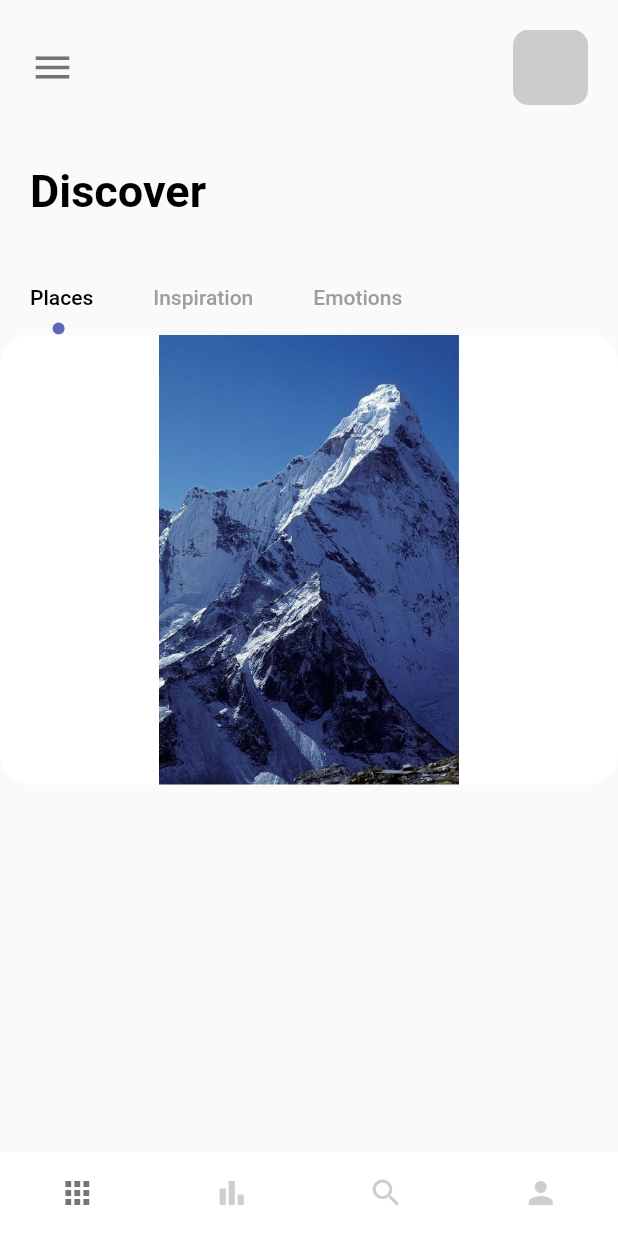
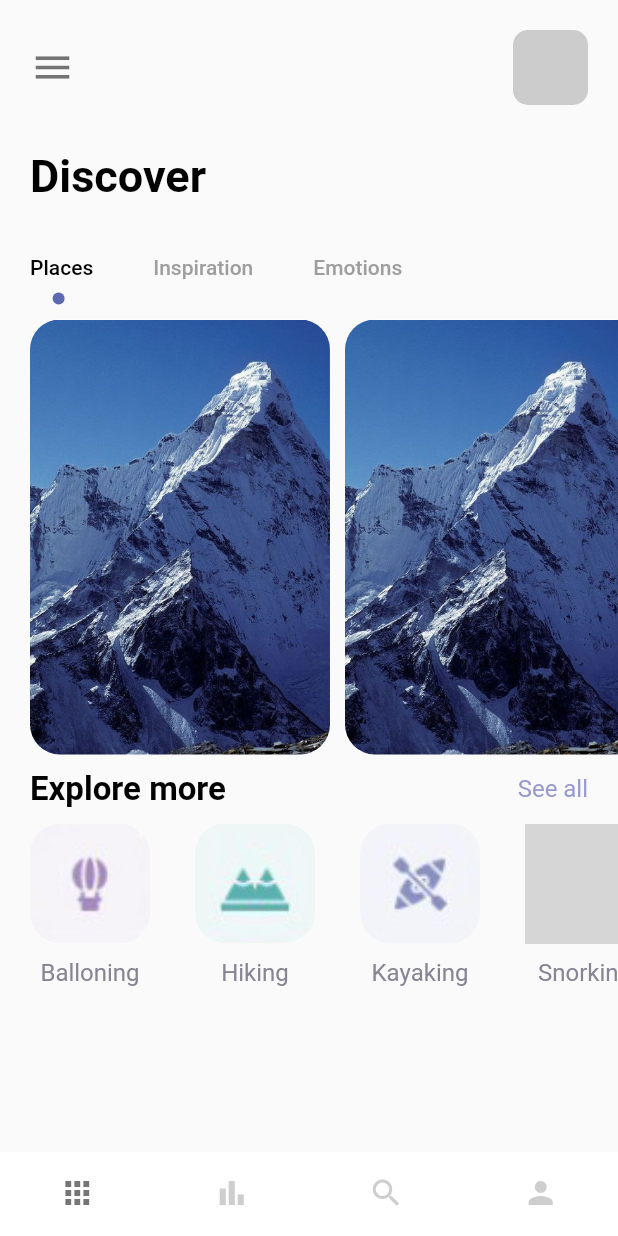
Before and after one commit to Tolulope05/flutter_travel_app, a Flutter app: the screen it shows after launch, on a phone screen of 412 x 824 dp. Run offline on Flutter 3.47's test engine with Material 2 defaults, Android fonts, the phone set to English and light mode, and no system bars; grey boxes are pictures that could not be loaded.

Commit message:
built welome page

```diff
--- a/lib/pages/navpages/home_page.dart
+++ b/lib/pages/navpages/home_page.dart
@@ -1,6 +1,7 @@
 import 'package:flutter/material.dart';
-import 'package:flutter_travel_app/misc/colors.dart';
-import 'package:flutter_travel_app/widgets/app_large_text.dart';
+import '../../misc/colors.dart';
+import '../../widgets/app_large_text.dart';
+import '../../widgets/app_text.dart';
 
 class HomePage extends StatefulWidget {
   const HomePage({Key? key}) : super(key: key);
@@ -10,12 +11,19 @@ class HomePage extends StatefulWidget {
 }
 
 class _HomePageState extends State<HomePage> with TickerProviderStateMixin {
+  Map<String, String> images = {
+    "balloning.png": "Balloning",
+    "hiking.png": "Hiking",
+    "kayaking.png": "Kayaking",
+    "Snorking.png": "Snorking",
+  };
   @override
   Widget build(BuildContext context) {
     TabController tabController = TabController(length: 3, vsync: this);
     return SafeArea(
       child: Scaffold(
-        body: Column(
+        body: SingleChildScrollView(
+          child: Column(
             crossAxisAlignment: CrossAxisAlignment.start,
             children: [
               Container(
@@ -36,16 +44,15 @@ class _HomePageState extends State<HomePage> with TickerProviderStateMixin {
                   ],
                 ),
               ),
-            const SizedBox(height: 40),
+              const SizedBox(height: 30),
               Container(
                 margin: const EdgeInsets.only(left: 20),
                 child: AppLargeText(text: "Discover"),
               ),
-            const SizedBox(height: 30),
+              const SizedBox(height: 20),
               //TabBar
-            Container(
-              child: Align(
-                alignment: Alignment.centerLeft,
+              Align(
+                alignment: Alignment.centerLeft, // This works with isScrollable
                 child: TabBar(
                   labelPadding: const EdgeInsets.only(left: 20, right: 20),
                   controller: tabController,
@@ -64,14 +71,20 @@ class _HomePageState extends State<HomePage> with TickerProviderStateMixin {
                   ],
                 ),
               ),
-            ),
               Container(
+                padding: const EdgeInsets.only(left: 20),
                 height: 300,
                 width: double.maxFinite,
                 child: TabBarView(
                   controller: tabController,
                   children: [
-                  Container(
+                    // Tab 1
+                    ListView.builder(
+                      scrollDirection: Axis.horizontal,
+                      itemCount: 3,
+                      itemBuilder: (context, index) {
+                        return Container(
+                          margin: const EdgeInsets.only(right: 10, top: 10),
                           width: 200,
                           height: 300,
                           decoration: BoxDecoration(
@@ -79,15 +92,75 @@ class _HomePageState extends State<HomePage> with TickerProviderStateMixin {
                             color: Colors.white,
                             image: const DecorationImage(
                               image: AssetImage("assets/img/mountain.jpeg"),
+                              fit: BoxFit.cover,
                             ),
                           ),
+                        );
+                      },
                     ),
+                    // Tab 2
                     const Text("There"),
+                    // Tab 3
                     const Text("Bye"),
                   ],
                 ),
               ),
+              Padding(
+                padding:
+                    const EdgeInsets.symmetric(vertical: 10, horizontal: 20),
+                child: Row(
+                  children: [
+                    AppLargeText(
+                      text: "Explore more",
+                      size: 22,
+                    ),
+                    Expanded(child: Container()),
+                    AppText(
+                      text: "See all",
+                      color: AppColors.textColor1,
+                    )
                   ],
+                ),
+              ),
+              Container(
+                height: 120,
+                width: double.maxFinite,
+                padding: const EdgeInsets.only(left: 20),
+                child: ListView.builder(
+                  itemCount: 4,
+                  scrollDirection: Axis.horizontal,
+                  itemBuilder: (context, index) {
+                    return Container(
+                      margin: const EdgeInsets.only(right: 30),
+                      child: Column(
+                        children: [
+                          Container(
+                            width: 80,
+                            height: 80,
+                            decoration: BoxDecoration(
+                              color: Colors.white,
+                              borderRadius: BorderRadius.circular(20),
+                              image: DecorationImage(
+                                image: AssetImage(
+                                    "assets/img/${images.keys.elementAt(index)}"),
+                                fit: BoxFit.cover,
+                              ),
+                            ),
+                          ),
+                          // ignore: prefer_const_constructors
+                          SizedBox(height: 10),
+                          AppText(
+                            text: images.values.elementAt(index),
+                            color: AppColors.textColor2,
+                          )
+                        ],
+                      ),
+                    );
+                  },
+                ),
+              ),
+            ],
+          ),
         ),
       ),
     );
```
Lines whose indentation alone changed are shown as unchanged.
